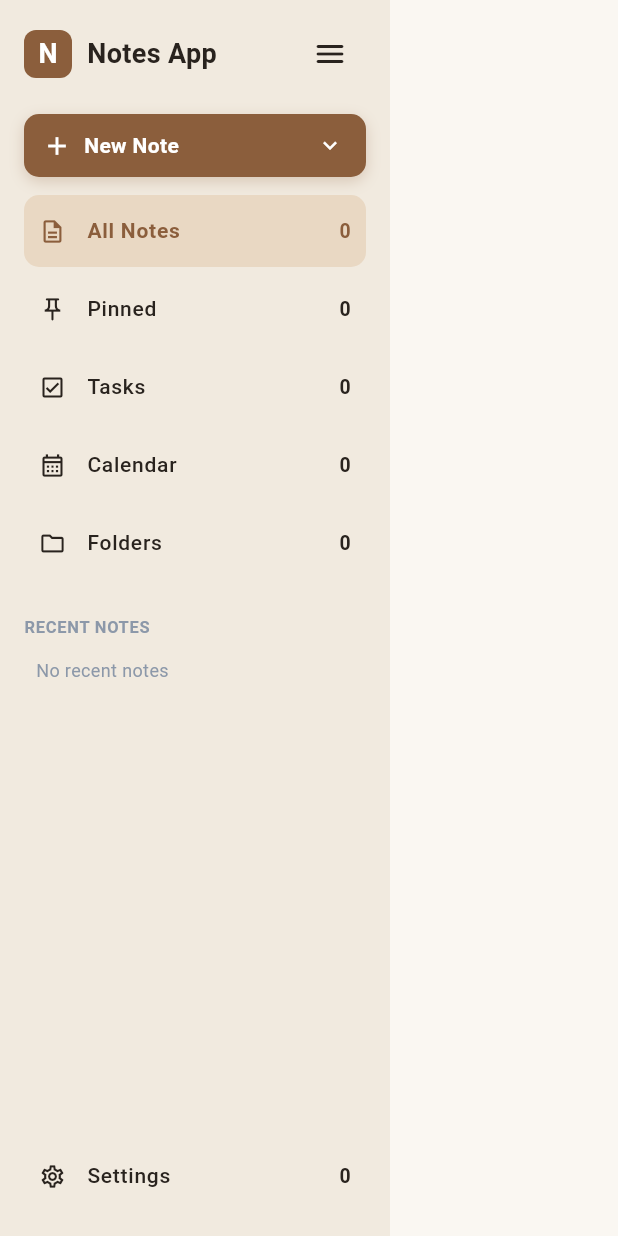
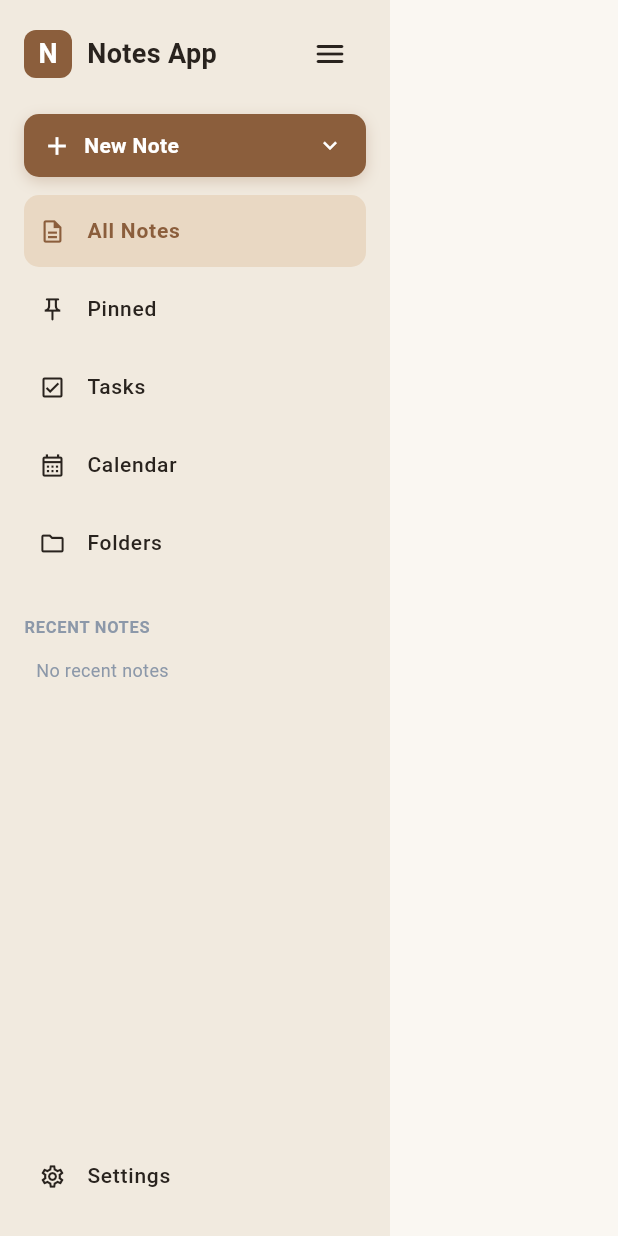
Before and after one commit to abinjoyal/MyNotes-App, a Flutter app: the SidebarLayout widget shown alone on an empty page, opened directly, on a phone screen of 412 x 824 dp. Run offline on Flutter 3.47's test engine with Material 3 defaults, Android fonts, the phone set to English and light mode, and no system bars; our stand-ins replace file_picker, flutter_animate, flutter_riverpod, local_auth, pdf, printing and 4 more; accounts and stored records are empty.

```diff
--- a/lib/app/layout/sidebar_layout.dart
+++ b/lib/app/layout/sidebar_layout.dart
@@ -409,7 +409,7 @@ class _SidebarLayoutState extends ConsumerState<SidebarLayout> {
                                       title: note.title,
                                       time: formatRelativeTime(note.updatedAt),
                                       onTap: () =>
-                                          _select('open_note:${note.id}'),
+                                          _select('open_note_recent:${note.id}'),
                                     ),
                                   ),
                             const SizedBox(height: 20),
@@ -525,14 +525,16 @@ class _NavItem extends StatelessWidget {
                     color: itemColor,
                   ),
                 ),
-                trailing: Text(
+                trailing: badgeCount > 0
+                    ? Text(
                         '$badgeCount',
                         style: TextStyle(
                           fontSize: 13,
                           fontWeight: FontWeight.bold,
                           color: itemColor,
                         ),
-                ),
+                      )
+                    : null,
               ),
       ),
     );
--- a/lib/features/notes/presentation/widgets/note_editor.dart
+++ b/lib/features/notes/presentation/widgets/note_editor.dart
@@ -1737,6 +1737,7 @@ class _NoteEditorState extends State<NoteEditor> {
             children: [
               Row(
                 children: [
+                  if (widget.onClose != null) ...[
                     IconButton(
                       onPressed: widget.onClose,
                       icon: Icon(Icons.arrow_back_rounded, color: textColor),
@@ -1747,6 +1748,7 @@ class _NoteEditorState extends State<NoteEditor> {
                           : 'Back to Notes',
                     ),
                     const SizedBox(width: 8),
+                  ],
                   Text(
                     widget.initialNote?.folderName != null &&
                             widget.initialNote!.folderName!.isNotEmpty
```
Also changed, not shown: lib/app/layout/desktop_layout.dart (+14 -2 lines). Lines whose indentation alone changed are shown as unchanged.
